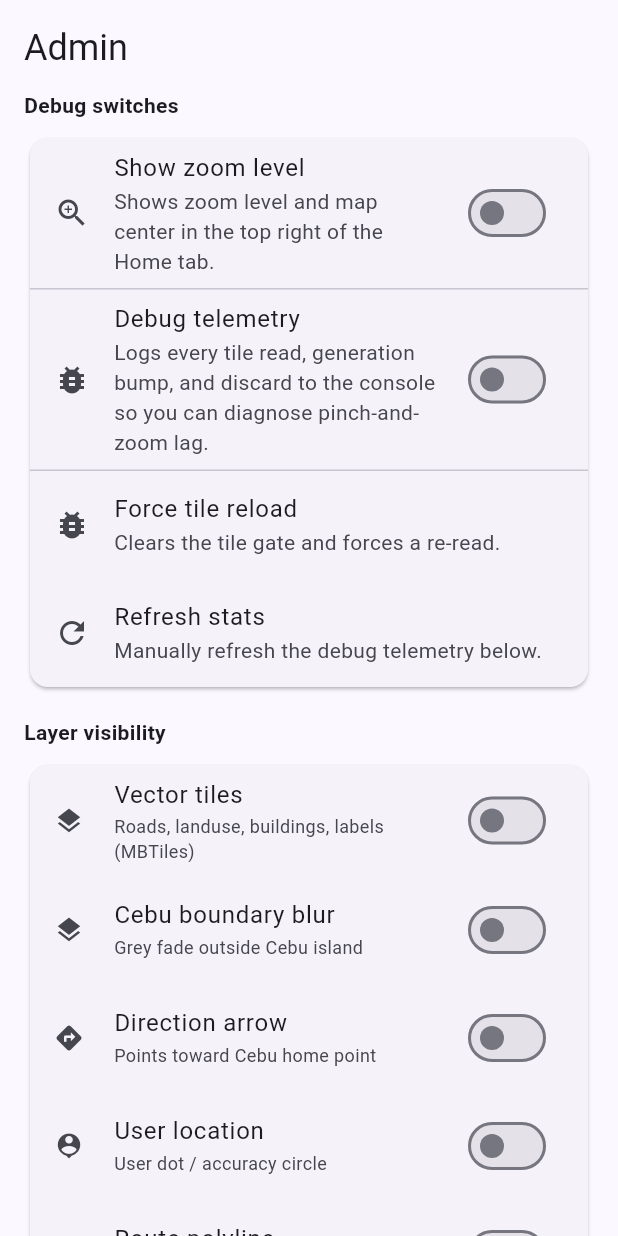
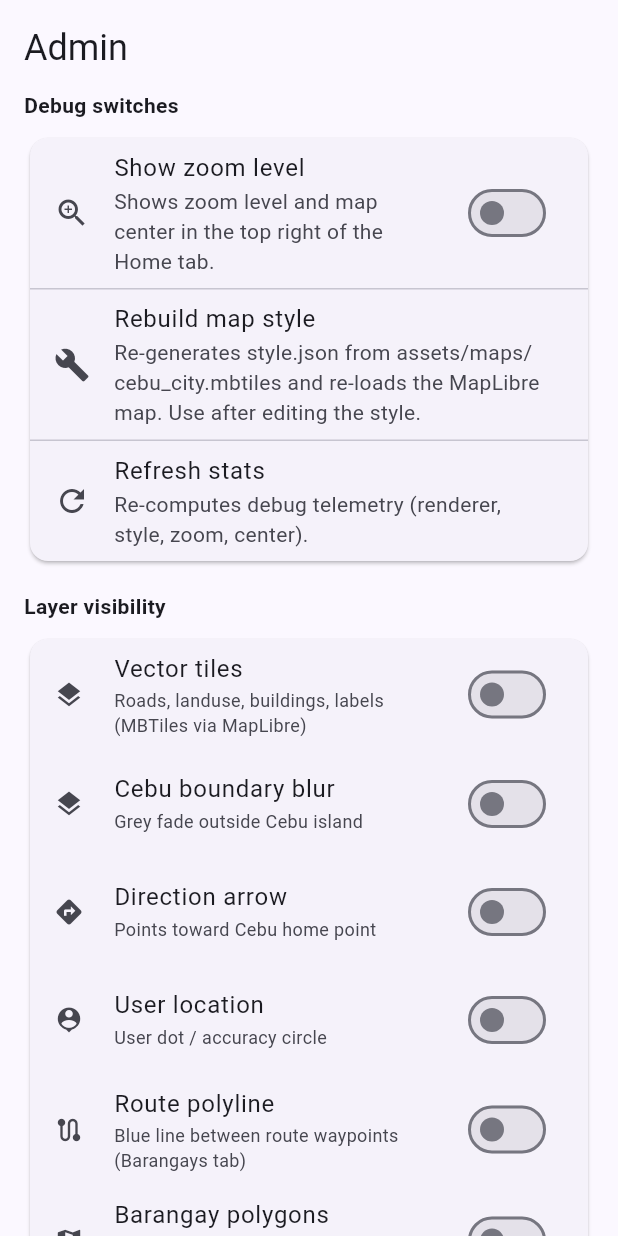
Before and after one commit to FilipinoCollabEmtech/flutter-widget-catalog, a Flutter app: the AdminPage widget shown alone on an empty page, opened directly with empty values, on a phone screen of 412 x 824 dp. Run offline on Flutter 3.47's test engine with Material 3 defaults, Android fonts, the phone set to English and light mode, and no system bars; our stand-ins replace flutter_compass, flutter_map, geolocator, latlong2; missing offline and left inert: maplibre_gl, mbtiles, vector_map_tiles.

Commit message:
fix: admin panel works with MapLibre GPU map
- Remove dead mbtiles_vector_tile_provider import from admin_page.dart
- Wire layer visibility toggles (vector tiles, Cebu boundary, direction
  arrow, user location) through CebuMapView via maplibre setLayerVisibility
- Replace stub 'Force tile reload'/'Refresh stats' with functional
  'Rebuild map style' and 'Refresh stats' actions
- Add rebuildStyleKey notifier so Admin can trigger style.json regeneration
- Update CONTEXT.md with verified fixes

```diff
--- a/lib/pages/admin_page.dart
+++ b/lib/pages/admin_page.dart
@@ -1,8 +1,6 @@
 import 'package:flutter/material.dart';
 
-import '../pages/mbtiles_vector_tile_provider.dart';
-
-/// Admin tab: debug switches and live telemetry.
+/// Admin tab: debug switches and live telemetry for the MapLibre (GPU) map.
 class AdminPage extends StatefulWidget {
   const AdminPage({
     super.key,
@@ -16,6 +14,8 @@ class AdminPage extends StatefulWidget {
     required this.showBarangayPolygons,
     required this.showBarangayLabels,
     required this.showZoomReadout,
+    required this.onRebuildStyle,
+    required this.onRefreshStats,
   });
 
   final ValueNotifier<bool> showZoomInfo;
@@ -28,6 +28,12 @@ class AdminPage extends StatefulWidget {
   final ValueNotifier<bool> showBarangayPolygons;
   final ValueNotifier<bool> showBarangayLabels;
   final ValueNotifier<bool> showZoomReadout;
+
+  /// Rebuilds the MapLibre style.json and re-loads the map (Admin: "Force reload").
+  final VoidCallback onRebuildStyle;
+
+  /// Re-computes and pushes fresh debug telemetry to [debugStats].
+  final VoidCallback onRefreshStats;
 
   @override
   State<AdminPage> createState() => _AdminPageState();
@@ -61,40 +67,23 @@ class _AdminPageState extends State<AdminPage> {
                 ),
               ),
               const Divider(height: 1),
-              ValueListenableBuilder<bool>(
-                valueListenable: MbtilesVectorTileProvider.debugTelemetry,
-                builder: (context, enabled, _) => SwitchListTile(
-                  secondary: const Icon(Icons.bug_report),
-                  title: const Text('Debug telemetry'),
-                  subtitle: const Text(
-                    'Logs every tile read, generation bump, and discard to the '
-                        'console so you can diagnose pinch-and-zoom lag.',
-                  ),
-                  value: enabled,
-                  onChanged: (v) => MbtilesVectorTileProvider.debugTelemetry.value = v,
+              ListTile(
+                leading: const Icon(Icons.build),
+                title: const Text('Rebuild map style'),
+                subtitle: const Text(
+                  'Re-generates style.json from assets/maps/cebu_city.mbtiles '
+                      'and re-loads the MapLibre map. Use after editing the style.',
                 ),
+                onTap: widget.onRebuildStyle,
               ),
               const Divider(height: 1),
               ListTile(
-                leading: const Icon(Icons.bug_report),
-                title: const Text('Force tile reload'),
-                subtitle: const Text('Clears the tile gate and forces a re-read.'),
-                onTap: () {
-                  debugPrint('Admin: force tile reload requested');
-                  ScaffoldMessenger.of(context).showSnackBar(
-                    const SnackBar(content: Text('Tile reload — not wired yet')),
-                  );
-                },
-              ),
-              ListTile(
                 leading: const Icon(Icons.refresh),
                 title: const Text('Refresh stats'),
-                subtitle: const Text('Manually refresh the debug telemetry below.'),
-                onTap: () {
-                  ScaffoldMessenger.of(context).showSnackBar(
-                    const SnackBar(content: Text('Stats refresh triggered')),
-                  );
-                },
+                subtitle: const Text(
+                  'Re-computes debug telemetry (renderer, style, zoom, center).',
+                ),
+                onTap: widget.onRefreshStats,
               ),
             ],
           ),
@@ -111,7 +100,7 @@ class _AdminPageState extends State<AdminPage> {
               _buildToggle(
                 icon: Icons.layers,
                 title: 'Vector tiles',
-                subtitle: 'Roads, landuse, buildings, labels (MBTiles)',
+                subtitle: 'Roads, landuse, buildings, labels (MBTiles via MapLibre)',
                 value: widget.showVectorTiles,
               ),
               _buildToggle(
@@ -135,19 +124,19 @@ class _AdminPageState extends State<AdminPage> {
               _buildToggle(
                 icon: Icons.route,
                 title: 'Route polyline',
-                subtitle: 'Blue line between route waypoints',
+                subtitle: 'Blue line between route waypoints (Barangays tab)',
                 value: widget.showRoutePolyline,
               ),
               _buildToggle(
                 icon: Icons.map,
                 title: 'Barangay polygons',
-                subtitle: 'Colored territory polygons',
+                subtitle: 'Colored territory polygons (Barangays tab)',
                 value: widget.showBarangayPolygons,
               ),
               _buildToggle(
                 icon: Icons.label,
                 title: 'Barangay labels',
-                subtitle: 'Name labels on route barangays',
+                subtitle: 'Name labels on route barangays (Barangays tab)',
                 value: widget.showBarangayLabels,
               ),
               ListTile(
@@ -233,6 +222,11 @@ class _AdminPageState extends State<AdminPage> {
                 title: Text('Max zoom'),
                 subtitle: Text('14'),
               ),
+              Divider(height: 1),
+              ListTile(
+                title: Text('Renderer'),
+                subtitle: Text('MapLibre GL (native, GPU)'),
+              ),
             ],
           ),
         ),
```
Also changed, not shown: lib/main.dart (+13 -0 lines), lib/pages/cebu_map_view.dart (+89 -1 lines), lib/pages/home_page.dart (+15 -0 lines), lib/pages/offline_map_assets.dart (+20 -2 lines), 2 other files.
